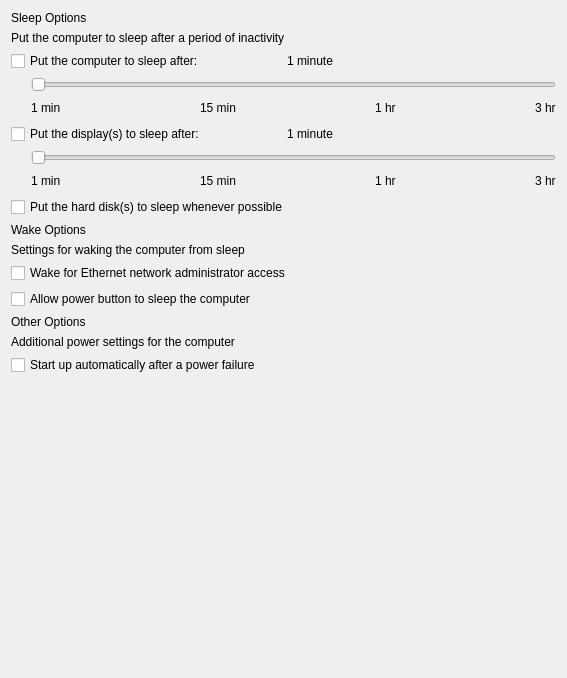
Before: the Qt Designer form FWAdminLib/Configurator/EnergySaverPowerSettingsWidget.ui in fw-dev/translations, drawn with Qt 5.
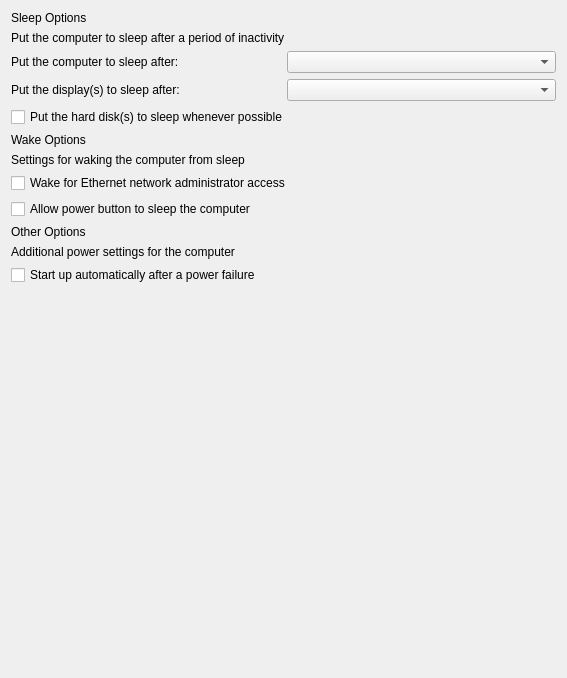
After: the same form once the commit is applied.

```diff
--- a/FWAdminLib/Configurator/EnergySaverPowerSettingsWidget.ui
+++ b/FWAdminLib/Configurator/EnergySaverPowerSettingsWidget.ui
@@ -31,216 +31,28 @@
    <item>
     <layout class="QHBoxLayout" name="horizontalLayout">
      <item>
-      <widget class="QCheckBox" name="systemSleepTimerCheckbox">
+      <widget class="QLabel" name="labelSystemSleepTimer">
        <property name="text">
         <string>Put the computer to sleep after:</string>
        </property>
       </widget>
      </item>
      <item>
-      <widget class="QLabel" name="systemSleepTimerValue">
-       <property name="text">
-        <string>1 minute</string>
-       </property>
-      </widget>
-     </item>
-    </layout>
-   </item>
-   <item>
-    <layout class="QGridLayout" name="systemSleepTimerGridLayout">
-     <property name="leftMargin">
-      <number>20</number>
-     </property>
-     <item row="0" column="0" colspan="7">
-      <widget class="QSlider" name="systemSleepTimerSlider">
-       <property name="minimum">
-        <number>0</number>
-       </property>
-       <property name="maximum">
-        <number>1000</number>
-       </property>
-       <property name="orientation">
-        <enum>Qt::Horizontal</enum>
-       </property>
-       <property name="tickPosition">
-        <enum>QSlider::NoTicks</enum>
-       </property>
-      </widget>
-     </item>
-     <item row="1" column="3">
-      <spacer name="systemSleepTimerHorizontalSpacerMiddle">
-       <property name="orientation">
-        <enum>Qt::Horizontal</enum>
-       </property>
-       <property name="sizeHint" stdset="0">
-        <size>
-         <width>40</width>
-         <height>20</height>
-        </size>
-       </property>
-      </spacer>
-     </item>
-     <item row="1" column="4">
-      <widget class="QLabel" name="systemSleepTimer1HourLabel">
-       <property name="text">
-        <string>1 hr</string>
-       </property>
-      </widget>
-     </item>
-     <item row="1" column="2">
-      <widget class="QLabel" name="systemSleepTimer15MinutesLabel">
-       <property name="text">
-        <string>15 min</string>
-       </property>
-      </widget>
-     </item>
-     <item row="1" column="1">
-      <spacer name="systemSleepTimerhorizontalSpacerLeft">
-       <property name="orientation">
-        <enum>Qt::Horizontal</enum>
-       </property>
-       <property name="sizeHint" stdset="0">
-        <size>
-         <width>40</width>
-         <height>20</height>
-        </size>
-       </property>
-      </spacer>
-     </item>
-     <item row="1" column="0">
-      <widget class="QLabel" name="systemSleepTimer1MinuteLabel">
-       <property name="text">
-        <string>1 min</string>
-       </property>
-      </widget>
-     </item>
-     <item row="1" column="6">
-      <widget class="QLabel" name="systemSleepTimer3HoursLabel">
-       <property name="text">
-        <string>3 hr</string>
-       </property>
-      </widget>
-     </item>
-     <item row="1" column="5">
-      <spacer name="systemSleepTimerHorizontalSpacerRight">
-       <property name="orientation">
-        <enum>Qt::Horizontal</enum>
-       </property>
-       <property name="sizeHint" stdset="0">
-        <size>
-         <width>40</width>
-         <height>20</height>
-        </size>
-       </property>
-      </spacer>
+      <widget class="QComboBox" name="comboBoxSystemSleep"/>
      </item>
     </layout>
    </item>
    <item>
     <layout class="QHBoxLayout" name="horizontalLayout_2">
      <item>
-      <widget class="QCheckBox" name="displaySleepTimerCheckbox">
+      <widget class="QLabel" name="labelDisplaySleepTimer">
        <property name="text">
         <string>Put the display(s) to sleep after:</string>
        </property>
       </widget>
      </item>
      <item>
-      <widget class="QLabel" name="displaySleepTimerValue">
-       <property name="text">
-        <string>1 minute</string>
-       </property>
-      </widget>
-     </item>
-    </layout>
-   </item>
-   <item>
-    <layout class="QGridLayout" name="displaySleepTimerGridLayout">
-     <property name="leftMargin">
-      <number>20</number>
-     </property>
-     <item row="0" column="0" colspan="7">
-      <widget class="QSlider" name="displaySleepTimerSlider">
-       <property name="minimum">
-        <number>0</number>
-       </property>
-       <property name="maximum">
-        <number>1000</number>
-       </property>
-       <property name="orientation">
-        <enum>Qt::Horizontal</enum>
-       </property>
-       <property name="tickPosition">
-        <enum>QSlider::NoTicks</enum>
-       </property>
-      </widget>
-     </item>
-     <item row="1" column="3">
-      <spacer name="displaySleepTimerHorizontalSpacerMiddle">
-       <property name="orientation">
-        <enum>Qt::Horizontal</enum>
-       </property>
-       <property name="sizeHint" stdset="0">
-        <size>
-         <width>40</width>
-         <height>20</height>
-        </size>
-       </property>
-      </spacer>
-     </item>
-     <item row="1" column="4">
-      <widget class="QLabel" name="displaySleepTimer1HourLabel">
-       <property name="text">
-        <string>1 hr</string>
-       </property>
-      </widget>
-     </item>
-     <item row="1" column="2">
-      <widget class="QLabel" name="displaySleepTimer15MinutesLabel">
-       <property name="text">
-        <string>15 min</string>
-       </property>
-      </widget>
-     </item>
-     <item row="1" column="1">
-      <spacer name="displaySleepTimerhorizontalSpacerLeft">
-       <property name="orientation">
-        <enum>Qt::Horizontal</enum>
-       </property>
-       <property name="sizeHint" stdset="0">
-        <size>
-         <width>40</width>
-         <height>20</height>
-        </size>
-       </property>
-      </spacer>
-     </item>
-     <item row="1" column="0">
-      <widget class="QLabel" name="displaySleepTimer1MinuteLabel">
-       <property name="text">
-        <string>1 min</string>
-       </property>
-      </widget>
-     </item>
-     <item row="1" column="6">
-      <widget class="QLabel" name="displaySleepTimer3HoursLabel">
-       <property name="text">
-        <string>3 hr</string>
-       </property>
-      </widget>
-     </item>
-     <item row="1" column="5">
-      <spacer name="displaySleepTimerHorizontalSpacerRight">
-       <property name="orientation">
-        <enum>Qt::Horizontal</enum>
-       </property>
-       <property name="sizeHint" stdset="0">
-        <size>
-         <width>40</width>
-         <height>20</height>
-        </size>
-       </property>
-      </spacer>
+      <widget class="QComboBox" name="comboBoxDisplaySleep"/>
      </item>
     </layout>
    </item>
```
